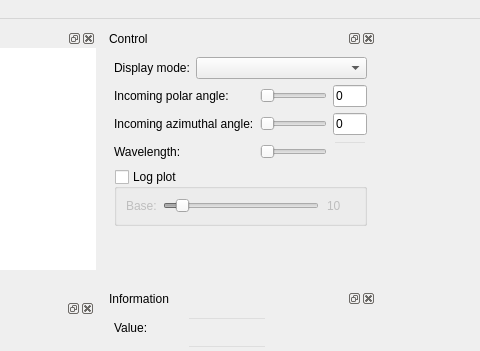
KimuraRyo/BSDFProcessor, file src/MainWindow.ui: the form before one commit; both pictures show x 215 to 695 and y 0 to 351 of the 1000 by 800 pixel window.
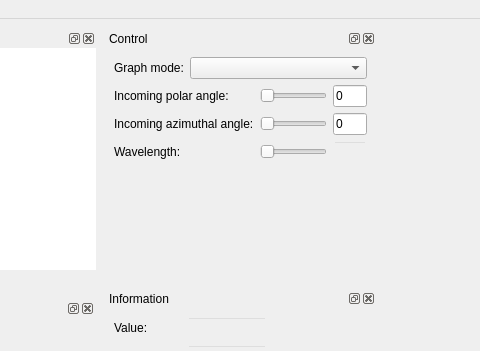
The form after the commit. Custom widgets are drawn as their Qt base class.

Commit message: Added "Display" dock widget and implemented the resize of scales

```diff
--- a/src/MainWindow.ui
+++ b/src/MainWindow.ui
@@ -57,7 +57,7 @@
       <x>320</x>
       <y>10</y>
       <width>271</width>
-      <height>231</height>
+      <height>171</height>
      </rect>
     </property>
     <property name="sizePolicy">
@@ -69,7 +69,7 @@
     <property name="minimumSize">
      <size>
       <width>250</width>
-      <height>213</height>
+      <height>151</height>
      </size>
     </property>
     <property name="windowTitle">
@@ -83,12 +83,12 @@
       <item>
        <layout class="QFormLayout" name="formLayout_2">
         <property name="fieldGrowthPolicy">
-         <enum>QFormLayout::ExpandingFieldsGrow</enum>
+         <enum>QFormLayout::AllNonFixedFieldsGrow</enum>
         </property>
         <item row="0" column="0">
          <widget class="QLabel" name="label_13">
           <property name="text">
-           <string>Display mode:</string>
+           <string>Graph mode:</string>
           </property>
          </widget>
         </item>
@@ -234,76 +234,6 @@
         </item>
        </layout>
       </item>
-      <item>
-       <widget class="QGroupBox" name="logPlotGroupBox">
-        <property name="title">
-         <string>Log plot</string>
-        </property>
-        <property name="checkable">
-         <bool>true</bool>
-        </property>
-        <property name="checked">
-         <bool>false</bool>
-        </property>
-        <layout class="QFormLayout" name="formLayout_7">
-         <property name="fieldGrowthPolicy">
-          <enum>QFormLayout::ExpandingFieldsGrow</enum>
-         </property>
-         <item row="0" column="1">
-          <layout class="QHBoxLayout" name="horizontalLayout_3">
-           <item>
-            <widget class="QSlider" name="logPlotBaseSlider">
-             <property name="minimum">
-              <number>2</number>
-             </property>
-             <property name="maximum">
-              <number>99</number>
-             </property>
-             <property name="value">
-              <number>10</number>
-             </property>
-             <property name="orientation">
-              <enum>Qt::Horizontal</enum>
-             </property>
-             <property name="tickPosition">
-              <enum>QSlider::NoTicks</enum>
-             </property>
-            </widget>
-           </item>
-           <item>
-            <widget class="QLineEdit" name="logPlotBaseLineEdit">
-             <property name="maximumSize">
-              <size>
-               <width>30</width>
-               <height>16777215</height>
-              </size>
-             </property>
-             <property name="styleSheet">
-              <string notr="true">background-color: rgba(255, 255, 255, 0);</string>
-             </property>
-             <property name="text">
-              <string>10</string>
-             </property>
-             <property name="frame">
-              <bool>false</bool>
-             </property>
-             <property name="readOnly">
-              <bool>true</bool>
-             </property>
-            </widget>
-           </item>
-          </layout>
-         </item>
-         <item row="0" column="0">
-          <widget class="QLabel" name="label_14">
-           <property name="text">
-            <string>Base:</string>
-           </property>
-          </widget>
-         </item>
-        </layout>
-       </widget>
-      </item>
       <item>
        <spacer name="verticalSpacer">
         <property name="orientation">
```
Left out of the diff: 44 changed lines with no effect on the pictures. The commit also changes 13 other files.
